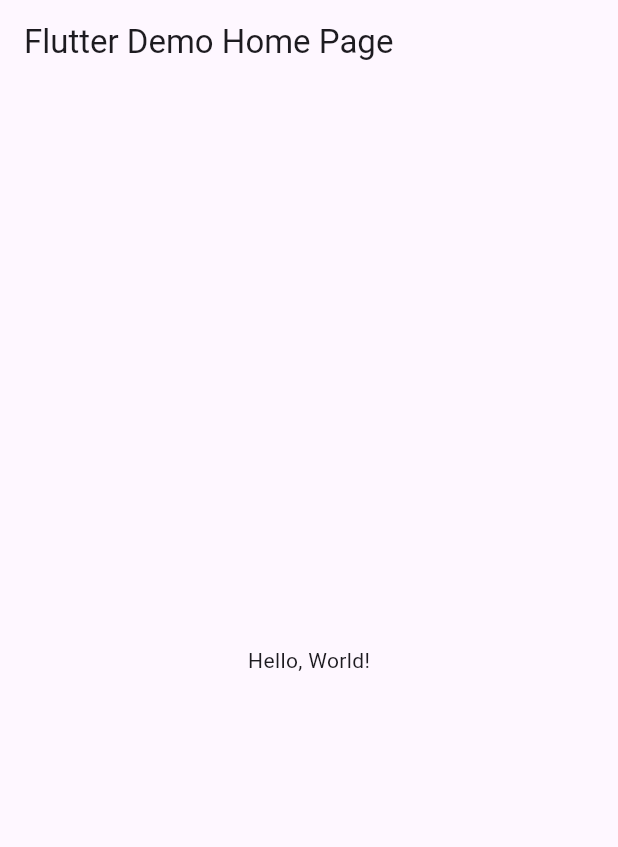
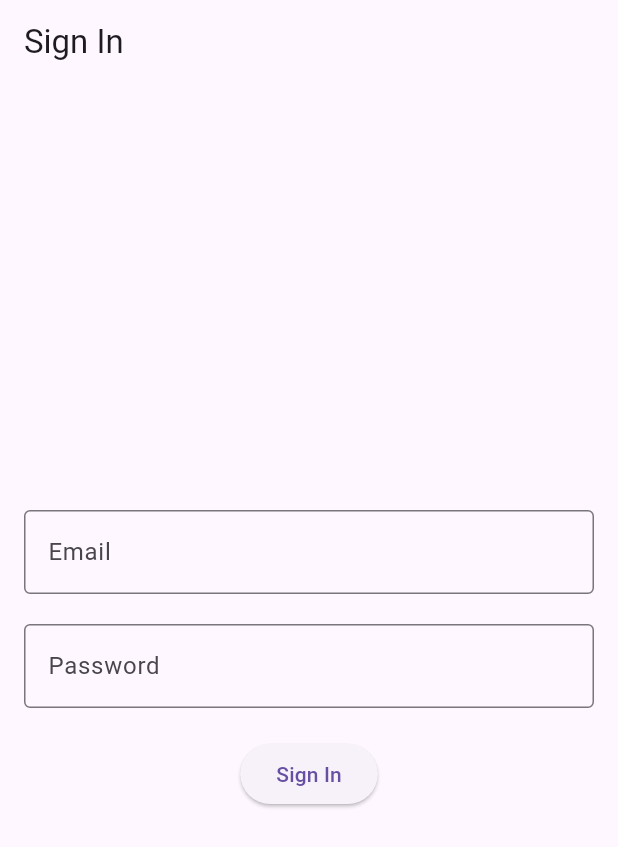
Before and after one commit to Camillaecalle/TaskQuest, a Flutter app: the screen it shows after launch, on a phone screen of 412 x 824 dp. Shown: the top 847 px of the screen. Run offline on Flutter 3.47's test engine with Material 3 defaults, Android fonts, the phone set to English and light mode, and no system bars.

Commit message:
Dummy Authentication UI

```diff
--- a/taskquest1/lib/main.dart
+++ b/taskquest1/lib/main.dart
@@ -1,4 +1,5 @@
 import 'package:flutter/material.dart';
+import 'screens/authentication_ui.dart';
 
 void main() {
   runApp(MyApp());
@@ -8,25 +9,8 @@ class MyApp extends StatelessWidget {
   @override
   Widget build(BuildContext context) {
     return MaterialApp(
-      title: 'Flutter Demo',
-      theme: ThemeData(
-        primarySwatch: Colors.blue,
-      ),
-      home: MyHomePage(),
+      debugShowCheckedModeBanner: false,
+      home: AuthenticationUI(),
     );
   }
 }
-
-class MyHomePage extends StatelessWidget {
-  @override
-  Widget build(BuildContext context) {
-    return Scaffold(
-      appBar: AppBar(
-        title: Text('Flutter Demo Home Page'),
-      ),
-      body: Center(
-        child: Text('Hello, World!'),
-      ),
-    );
-  }
-}
--- a/taskquest1/lib/screens/authentication_ui.dart
+++ b/taskquest1/lib/screens/authentication_ui.dart
@@ -0,0 +1,83 @@
+import 'package:flutter/material.dart';
+
+class AuthenticationUI extends StatefulWidget {
+  @override
+  _AuthenticationUIState createState() => _AuthenticationUIState();
+}
+
+class _AuthenticationUIState extends State<AuthenticationUI> {
+  final _emailController = TextEditingController();
+  final _passwordController = TextEditingController();
+  final _formKey = GlobalKey<FormState>();
+
+  @override
+  Widget build(BuildContext context) {
+    return Scaffold(
+      appBar: AppBar(
+        title: Text("Sign In"),
+      ),
+      body: Padding(
+        padding: const EdgeInsets.all(16.0),
+        child: Form(
+          key: _formKey,
+          child: Column(
+            mainAxisAlignment: MainAxisAlignment.center,
+            children: [
+              // Email input
+              TextFormField(
+                controller: _emailController,
+                decoration: InputDecoration(
+                  labelText: 'Email',
+                  hintText: 'Enter your email',
+                  border: OutlineInputBorder(),
+                ),
+                keyboardType: TextInputType.emailAddress,
+                validator: (value) {
+                  if (value == null || value.isEmpty) {
+                    return 'Please enter your email';
+                  }
+                  if (!RegExp(r'^[^@]+@[^@]+\.[^@]+').hasMatch(value)) {
+                    return 'Please enter a valid email';
+                  }
+                  return null;
+                },
+              ),
+              SizedBox(height: 20),
+
+              // Password input
+              TextFormField(
+                controller: _passwordController,
+                decoration: InputDecoration(
+                  labelText: 'Password',
+                  hintText: 'Enter your password',
+                  border: OutlineInputBorder(),
+                ),
+                obscureText: true,
+                validator: (value) {
+                  if (value == null || value.isEmpty) {
+                    return 'Please enter your password';
+                  }
+                  return null;
+                },
+              ),
+              SizedBox(height: 20),
+
+              // Sign In Button
+              ElevatedButton(
+                onPressed: () {
+                  if (_formKey.currentState?.validate() ?? false) {
+
+                    ScaffoldMessenger.of(context).showSnackBar(
+                      SnackBar(content: Text('Processing Data')),
+                    );
+                  }
+                },
+                child: Text('Sign In'),
+              ),
+            ],
+          ),
+        ),
+      ),
+    );
+  }
+}
```
Also changed, not shown: 4 other files.
